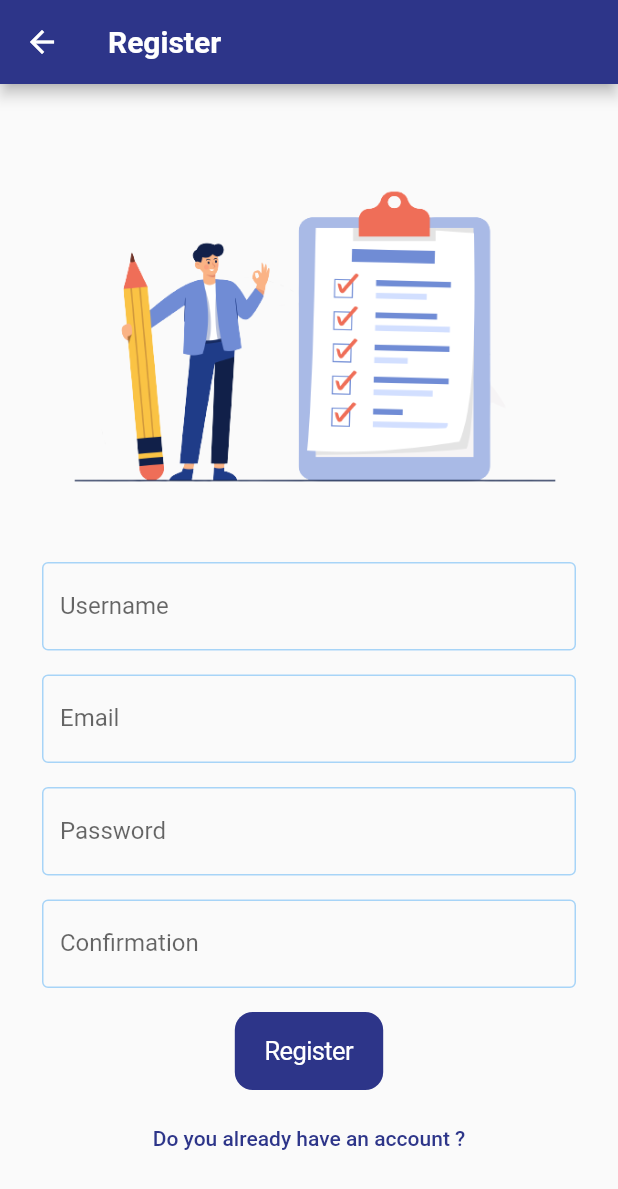
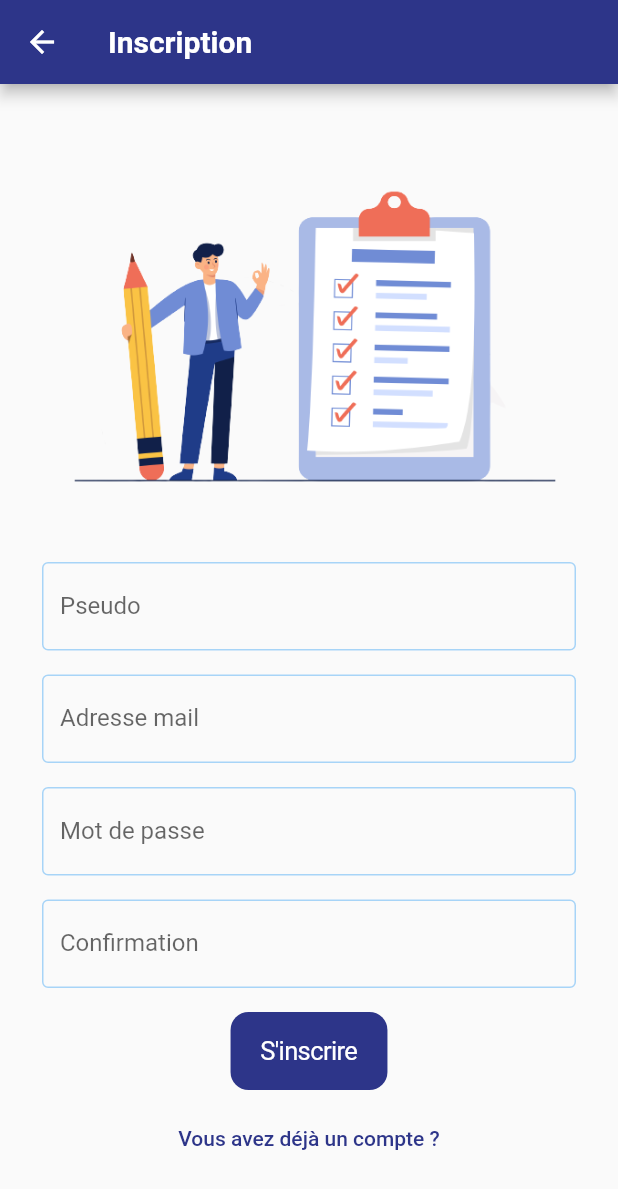
Before and after one commit to ProjetAnnuel5A/perseus-front-mobile, a Flutter app: the RegisterView screen opened directly, on a phone screen of 412 x 824 dp. Shown: the top 1189 px of the screen. Run offline on Flutter 3.47's test engine with Material 2 defaults, Android fonts, the phone set to English and light mode, and no system bars; our stand-ins replace bloc, dio, equatable, flutter_bloc, flutter_dotenv, flutter_secure_storage and 4 more; accounts and stored records are empty; generated files the repository leaves out were written again; network calls fail.

Commit message:
add missing translations + set default lang to fr :construction:

```diff
--- a/lib/common/language/cubit/language_cubit.dart
+++ b/lib/common/language/cubit/language_cubit.dart
@@ -7,7 +7,7 @@ import 'package:shared_preferences/shared_preferences.dart';
 part 'language_state.dart';
 
 class LanguageCubit extends Cubit<Locale> {
-  LanguageCubit() : super(const Locale('en'));
+  LanguageCubit() : super(const Locale('fr'));
 
   Future<void> getStartingLanguage() async {
     final prefs = await SharedPreferences.getInstance();
@@ -22,8 +22,6 @@ class LanguageCubit extends Cubit<Locale> {
     final prefs = await SharedPreferences.getInstance();
     await prefs.setString('lang', data);
 
-    print('changeLang --> $data');
-
     emit(Locale(data));
   }
 }
--- a/lib/l10n/arb/app_fr.arb
+++ b/lib/l10n/arb/app_fr.arb
@@ -2,7 +2,7 @@
     "@@locale": "fr",
     "counterAppBarTitle": "Compteur",
     "registerAppBarTitle": "Inscription",
-    "loginAppBarTitle": "Login",
+    "loginAppBarTitle": "Connexion",
     "profile": "Profil",
     "calendar": "Calendrier",
     "settings": "Paramètres",
@@ -22,5 +22,19 @@
     "keepItUp": "Continuez comme ça\net gardez la motivation !",
     "month": "Mois",
     "twoWeeks": "2 semaines",
-    "week": "Semaine"
+    "week": "Semaine",
+    "validateSet": "Valider les séries",
+    "close": "Fermer",
+    "validEmail": "S'il vous plait entrez une addresse email valide",
+    "validUsername": "S'il vous plait entrez un pseudo valide\n- Le pseudo ne doit pas déjà exister\n- Le pseudo doit avoir entre 5 caractères et 29 caractères",
+    "validPassword": "S'il vous plait entrez un mot de passe valide\n- Un mot de passe doit avoir au moins 8 caractères ou plus et contenir des chiffres et des lettres",
+    "password": "Mot de passe",
+    "confirmPassword": "S'il vous plait confirmez votre mot de passe",
+    "confirmation": "Confirmation",
+    "register": "S'inscrire",
+    "alreayHaveAccount": "Vous avez déjà un compte ?",
+    "validUsernameLogin": "S'il vous plait entrez un pseudo valide\n- Le Pseudo doit avoir plus de 4 caractères",
+    "registerCreateAccount": "S'enregistrer et créer un compte",
+    "forgotPassword": "Vous avez oublié votre mot de passe ?",
+    "legalMentions": "En continuant, vous acceptez les conditions générales d'utilisation."
 }
--- a/lib/pages/register/view/register_page.dart
+++ b/lib/pages/register/view/register_page.dart
@@ -51,7 +51,7 @@ class RegisterView extends StatelessWidget {
                 backgroundColor: ColorPerseus.blue,
                 content: Text(state.message),
                 action: SnackBarAction(
-                  label: 'Close',
+                  label: context.l10n.close,
                   textColor: ColorPerseus.pink,
                   onPressed: () {},
                 ),
@@ -73,10 +73,10 @@ class RegisterView extends StatelessWidget {
                     onChanged: () {},
                     child: Column(
                       children: [
-                        _usernameField(),
-                        _emailField(),
-                        _passwordField(),
-                        _confirmationField(),
+                        _usernameField(context),
+                        _emailField(context),
+                        _passwordField(context),
+                        _confirmationField(context),
                       ],
                     ),
                   ),
@@ -92,7 +92,9 @@ class RegisterView extends StatelessWidget {
     );
   }
 
-  Widget _emailField() {
+  Widget _emailField(BuildContext context) {
+    final l10n = context.l10n;
+
     return Padding(
       padding: const EdgeInsets.all(8),
       child: TextFormField(
@@ -103,19 +105,21 @@ class RegisterView extends StatelessWidget {
           final regex = RegExp(pattern);
 
           if (value == null || !regex.hasMatch(value)) {
-            return 'Please enter a valid Email';
+            return l10n.validEmail;
           }
           return null;
         },
-        decoration: const InputDecoration(
-          border: OutlineInputBorder(),
-          labelText: 'Email',
+        decoration: InputDecoration(
+          border: const OutlineInputBorder(),
+          labelText: l10n.email,
         ),
       ),
     );
   }
 
-  Widget _usernameField() {
+  Widget _usernameField(BuildContext context) {
+    final l10n = context.l10n;
+
     return Padding(
       padding: const EdgeInsets.all(8),
       child: TextFormField(
@@ -126,22 +130,21 @@ class RegisterView extends StatelessWidget {
               value.isEmpty ||
               value.length < 6 ||
               value.length > 30) {
-            return 'Please enter a valid Username'
-                '\n- must not exist'
-                '\n- must have more than 5 characters and less than 29 characters';
+            return l10n.validUsername;
           }
           return null;
         },
-        // @Size(min = 6, max = 30) + unique
-        decoration: const InputDecoration(
-          border: OutlineInputBorder(),
-          labelText: 'Username',
+        decoration: InputDecoration(
+          border: const OutlineInputBorder(),
+          labelText: l10n.username,
         ),
       ),
     );
   }
 
-  Widget _passwordField() {
+  Widget _passwordField(BuildContext context) {
+    final l10n = context.l10n;
+
     return Padding(
       padding: const EdgeInsets.all(8),
       child: TextFormField(
@@ -154,20 +157,21 @@ class RegisterView extends StatelessWidget {
           final regex = RegExp(pattern);
 
           if (value == null || value.isEmpty || !regex.hasMatch(value)) {
-            return 'Please enter a valid Password'
-                '\n- must have more than 8 characters or more and contains both digits and letters';
+            return l10n.validPassword;
           }
           return null;
         },
-        decoration: const InputDecoration(
-          border: OutlineInputBorder(),
-          labelText: 'Password',
+        decoration: InputDecoration(
+          border: const OutlineInputBorder(),
+          labelText: l10n.password,
         ),
       ),
     );
   }
 
-  Widget _confirmationField() {
+  Widget _confirmationField(BuildContext context) {
+    final l10n = context.l10n;
+
     return Padding(
       padding: const EdgeInsets.all(8),
       child: TextFormField(
@@ -178,13 +182,13 @@ class RegisterView extends StatelessWidget {
           if (value == null ||
               _passwordController.value.text !=
                   _confirmationController.value.text) {
-            return 'Please confirm your password';
+            return l10n.confirmPassword;
           }
           return null;
         },
-        decoration: const InputDecoration(
-          border: OutlineInputBorder(),
-          labelText: 'Confirmation',
+        decoration: InputDecoration(
+          border: const OutlineInputBorder(),
+          labelText: l10n.confirmation,
         ),
       ),
     );
@@ -210,7 +214,7 @@ class RegisterView extends StatelessWidget {
                     RegisterValidateFormEvent(username, email, password),
                   );
             },
-            child: const Text('Register'),
+            child: Text(context.l10n.register),
           ),
         );
       },
@@ -222,7 +226,7 @@ class RegisterView extends StatelessWidget {
       onPressed: () {
         Navigator.pushNamedAndRemoveUntil(context, '/login', (route) => false);
       },
-      child: const Text('Do you already have an account ?'),
+      child: Text(context.l10n.alreayHaveAccount),
     );
   }
 
```
Also changed, not shown: lib/app/view/app.dart (+4 -3 lines), lib/l10n/arb/app_en.arb (+16 -2 lines), lib/pages/login/view/login_page.dart (+17 -18 lines), lib/pages/set_details/view/set_detail_page.dart (+8 -9 lines).
